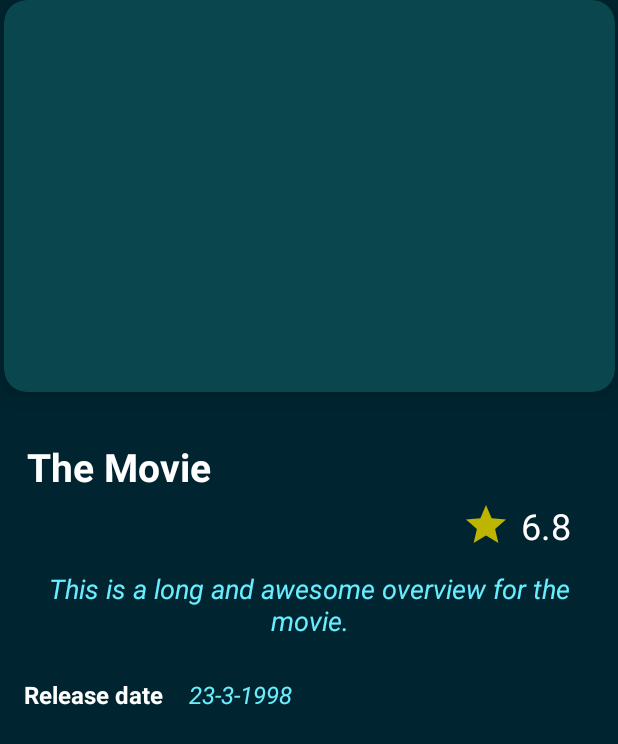
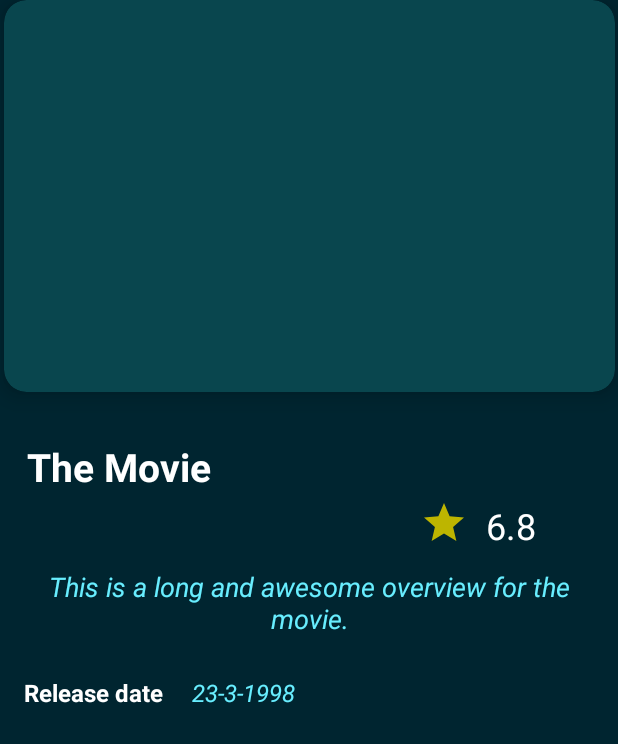
Before and after one commit to AhmadMamduhh/Movies_Gallery_App, an Android app: the layout activity_movie_details.xml on its own in the app's theme, with its tools: preview values and no code run, on a phone screen of 412 x 824 dp. Shown: the top 744 px of the screen. Run offline under Robolectric (Android 15) with nearby library versions, the phone set to English and light mode, and no system bars.

Commit message:
Fixed minor bugs in the user interface.

```diff
--- a/app/src/main/java/com/example/moviesapp/activities/MovieDetailsActivity.kt
+++ b/app/src/main/java/com/example/moviesapp/activities/MovieDetailsActivity.kt
@@ -19,7 +19,7 @@ class MovieDetailsActivity : AppCompatActivity() {
         ratingText2.text = bundle?.getString("Rating")
         val unformattedDate = bundle?.getString("Release Date")
         var formattedDate = "${unformattedDate?.substring(8,10)}-${unformattedDate?.substring(5,7)}-" +
-                "${unformattedDate?.substring(0,4)}"
+                "${unformattedDate?.substring(0,4)} "
         releaseDateText.text = formattedDate
 
 
--- a/app/src/main/res/layout/activity_movie_details.xml
+++ b/app/src/main/res/layout/activity_movie_details.xml
@@ -46,8 +46,8 @@
         android:id="@+id/ratingImage2"
         android:layout_width="wrap_content"
         android:layout_height="wrap_content"
-        android:layout_marginStart="308dp"
-        android:layout_marginTop="5dp"
+        android:layout_marginStart="280dp"
+        android:layout_marginTop="4dp"
         android:src="@drawable/ic_star_big"
         app:layout_constraintStart_toStartOf="parent"
         app:layout_constraintTop_toBottomOf="@+id/titleText" />
@@ -102,6 +102,8 @@
         android:layout_marginTop="16dp"
         android:layout_marginEnd="168dp"
         android:textAlignment="center"
+        android:paddingEnd="3dp"
+        android:paddingStart="3dp"
         android:textColor="#68EEFF"
         android:textSize="16sp"
         android:textStyle="italic"
```
